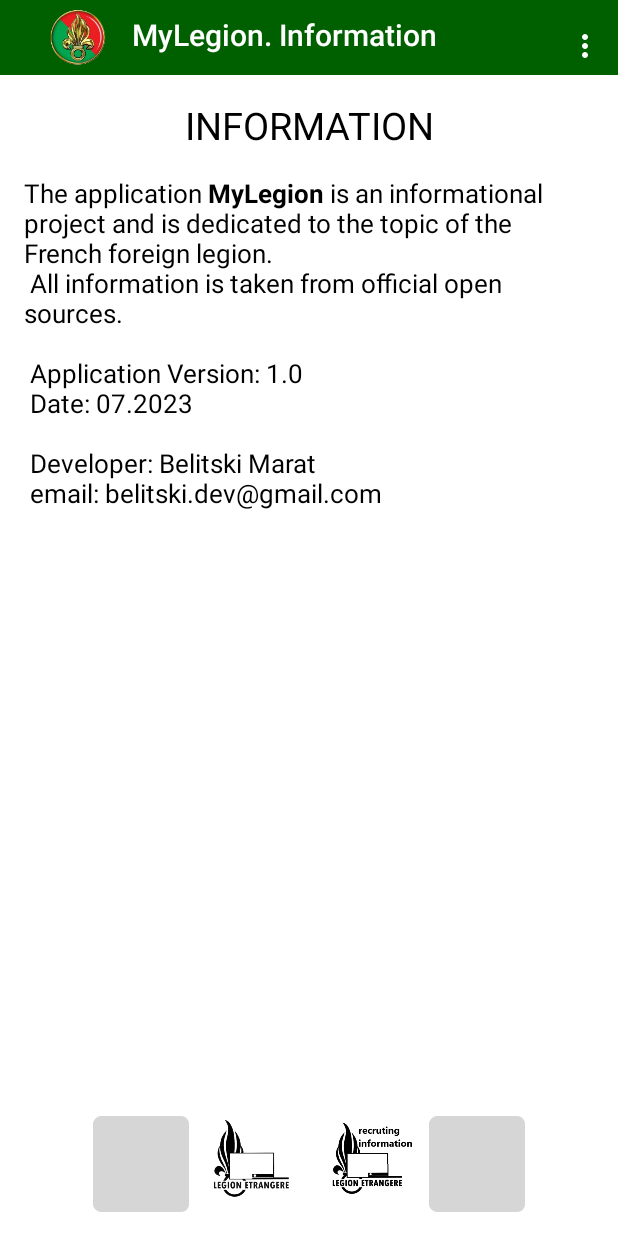
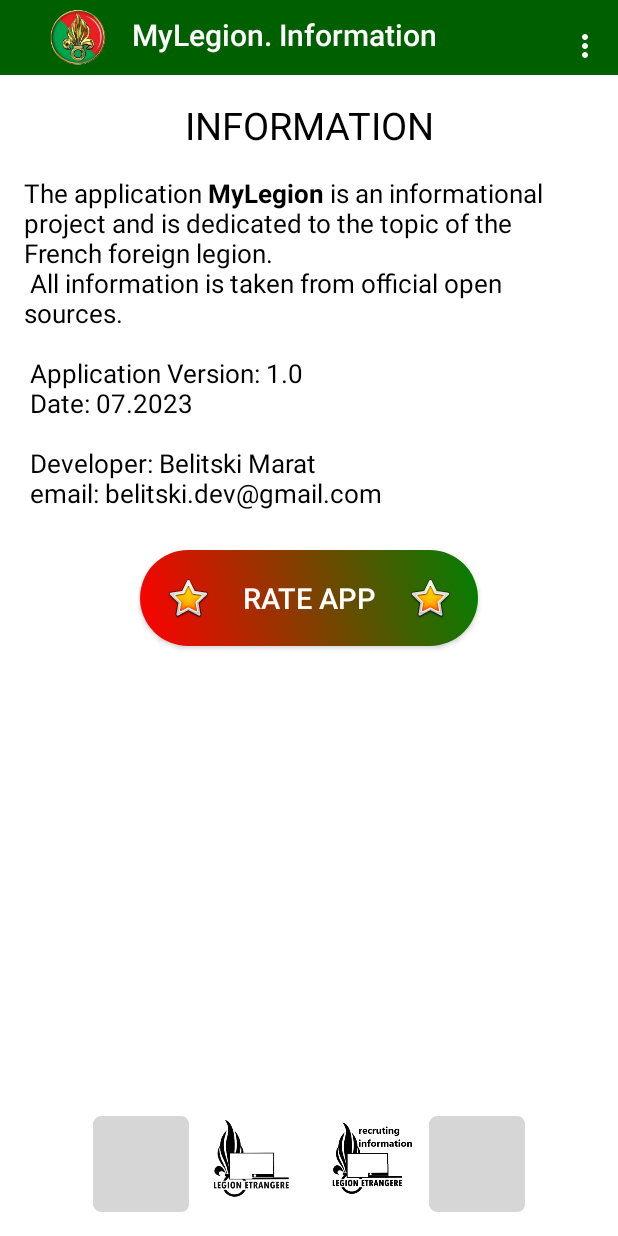
Before and after one commit to maratbelitski/MyLegion, an Android app: the screen it shows after launch (SettingsActivity), after a tap on an icon or button, on a phone screen of 412 x 824 dp. Run offline under Robolectric (Android 15) with nearby library versions, the phone set to English and light mode, and no system bars.

Commit message:
MyLegion v1.1 !перед релизом сменить лого и пакет в манифесте и градле!
+ссылка на приложение
+кнопка оценки
-интерфейс методов анимации

```diff
--- /dev/null
+++ b/app/src/main/java/com/example/frenchforeignlegion/ButtonsAnimation.java
@@ -0,0 +1,50 @@
+package com.example.frenchforeignlegion;
+import android.annotation.SuppressLint;
+import android.content.Context;
+import android.view.MotionEvent;
+import android.view.View;
+import android.view.animation.Animation;
+import android.view.animation.AnimationUtils;
+import android.widget.Button;
+import android.widget.ImageButton;
+
+/**
+ * @author Belitski Marat
+ * @date 01.07.2023
+ */
+public interface ButtonsAnimation {
+    @SuppressLint("ClickableViewAccessibility")
+    default void showAnimationButton(Button button) {
+        Animation scaleUp = AnimationUtils.loadAnimation((Context) this, R.anim.scale_up);
+        Animation scaleDown = AnimationUtils.loadAnimation((Context) this, R.anim.scale_down);
+        button.setOnTouchListener(new View.OnTouchListener() {
+            @Override
+            public boolean onTouch(View v, MotionEvent event) {
+                if (event.getAction() == MotionEvent.ACTION_DOWN) {
+                    button.startAnimation(scaleUp);
+                } else if (event.getAction() == MotionEvent.ACTION_UP) {
+                    button.startAnimation(scaleDown);
+                }
+                return false;
+            }
+        });
+    }
+
+    @SuppressLint("ClickableViewAccessibility")
+    default void showAnimationImageButton(ImageButton button) {
+        Animation scaleUp = AnimationUtils.loadAnimation((Context) this, R.anim.scale_up);
+        Animation scaleDown = AnimationUtils.loadAnimation((Context) this, R.anim.scale_down);
+        button.setOnTouchListener(new View.OnTouchListener() {
+            @SuppressLint("ClickableViewAccessibility")
+            @Override
+            public boolean onTouch(View v, MotionEvent event) {
+                if (event.getAction() == MotionEvent.ACTION_DOWN) {
+                    button.startAnimation(scaleUp);
+                } else if (event.getAction() == MotionEvent.ACTION_UP) {
+                    button.startAnimation(scaleDown);
+                }
+                return false;
+            }
+        });
+    }
+}
--- a/app/src/main/java/com/example/frenchforeignlegion/MainActivity.java
+++ b/app/src/main/java/com/example/frenchforeignlegion/MainActivity.java
@@ -1,17 +1,12 @@
 package com.example.frenchforeignlegion;
 import android.annotation.SuppressLint;
-import android.app.Activity;
 import android.content.Intent;
 import android.content.res.Configuration;
 import android.os.Bundle;
-import android.view.MotionEvent;
 import android.view.View;
-import android.view.animation.Animation;
-import android.view.animation.AnimationUtils;
 import android.widget.AdapterView;
 import android.widget.ArrayAdapter;
 import android.widget.Button;
-import android.widget.ImageView;
 import android.widget.Spinner;
 import android.widget.Toast;
 import androidx.appcompat.app.AppCompatActivity;
@@ -22,7 +17,7 @@ import java.util.Arrays;
 import java.util.List;
 import java.util.Locale;
 
-public class MainActivity extends AppCompatActivity {
+public class MainActivity extends AppCompatActivity implements ButtonsAnimation{
     @SuppressLint({"ClickableViewAccessibility", "ResourceAsColor", "ResourceType", "CutPasteId"})
     @Override
     protected void onCreate(Bundle savedInstanceState) {
@@ -36,10 +31,10 @@ public class MainActivity extends AppCompatActivity {
         Button b_regiment_today = findViewById(R.id.b_regiment_today);
         Button b_candidate = findViewById(R.id.b_candidate);
 
-        showAnimation(b_history);
-        showAnimation(b_regiment_today);
-        showAnimation(b_candidate);
-        showAnimation(b_settings);
+        showAnimationButton(b_history);
+        showAnimationButton(b_regiment_today);
+        showAnimationButton(b_candidate);
+        showAnimationButton(b_settings);
 
         List<String> languages = Arrays.asList(getResources().getStringArray(R.array.languages));
         ArrayAdapter<String> mAdapter = new ArrayAdapter<>(this, R.layout.layout_spinner, R.id.spinner_text, languages);
@@ -104,25 +99,4 @@ public class MainActivity extends AppCompatActivity {
         Intent intent = new Intent(this, destinations);
         startActivity(intent);
     }
-
-    /**
-     * animation for buttons
-     */
-    @SuppressLint("ClickableViewAccessibility")
-    public void showAnimation(Button button) {
-        //создаем обьект анимации для кнопок
-        Animation scaleUp = AnimationUtils.loadAnimation(this, R.anim.scale_up);
-        Animation scaleDown = AnimationUtils.loadAnimation(this, R.anim.scale_down);
-        button.setOnTouchListener(new View.OnTouchListener() {
-            @Override
-            public boolean onTouch(View v, MotionEvent event) {
-                if (event.getAction() == MotionEvent.ACTION_DOWN) {
-                    button.startAnimation(scaleUp);
-                } else if (event.getAction() == MotionEvent.ACTION_UP) {
-                    button.startAnimation(scaleDown);
-                }
-                return false;
-            }
-        });
-    }
 }
--- a/app/src/main/java/com/example/frenchforeignlegion/SettingsActivity.java
+++ b/app/src/main/java/com/example/frenchforeignlegion/SettingsActivity.java
@@ -6,17 +6,15 @@ import android.net.Uri;
 import android.os.Bundle;
 import android.view.Menu;
 import android.view.MenuItem;
-import android.view.MotionEvent;
 import android.view.View;
-import android.view.animation.Animation;
-import android.view.animation.AnimationUtils;
+import android.widget.Button;
 import android.widget.ImageButton;
 import android.widget.Toast;
 import androidx.annotation.NonNull;
 import androidx.appcompat.app.AppCompatActivity;
 import androidx.appcompat.widget.Toolbar;
 
-public class SettingsActivity extends AppCompatActivity {
+public class SettingsActivity extends AppCompatActivity implements ButtonsAnimation {
     @Override
     public boolean onCreateOptionsMenu(Menu menu) {
         getMenuInflater().inflate(R.menu.menu_main, menu);
@@ -37,7 +35,7 @@ public class SettingsActivity extends AppCompatActivity {
             Intent myIntent = new Intent(Intent.ACTION_SEND);
             myIntent.setType("text/plain");
             String shareBody = "Learn more about the French foreign legion!\n\n" + "MyLegion" +
-            "\n\nhttps://play.google.com/store/apps/details?id=com.frenchforeignlegion";
+                    "\n\nhttps://play.google.com/store/apps/details?id=com.frenchforeignlegion";
             String shareSub = "Your subject";
             myIntent.putExtra(Intent.EXTRA_SUBJECT, shareSub);
             myIntent.putExtra(Intent.EXTRA_TEXT, shareBody);
@@ -60,11 +58,13 @@ public class SettingsActivity extends AppCompatActivity {
         ImageButton b_website = findViewById(R.id.b_website);
         ImageButton b_instagram = findViewById(R.id.b_instagram);
         ImageButton b_recruiting = findViewById(R.id.b_recruiting);
+        Button b_rate_app = findViewById(R.id.b_rate_app);
 
-        showAnimation(b_youtube);
-        showAnimation(b_website);
-        showAnimation(b_instagram);
-        showAnimation(b_recruiting);
+        showAnimationImageButton(b_youtube);
+        showAnimationImageButton(b_website);
+        showAnimationImageButton(b_instagram);
+        showAnimationImageButton(b_recruiting);
+        showAnimationButton(b_rate_app);
     }
 
     public void showButtonAction(View view) {
@@ -79,25 +79,10 @@ public class SettingsActivity extends AppCompatActivity {
             link = "https://www.instagram.com/legionetrangereofficiel/";
         } else if (temp == R.id.b_recruiting) {
             link = "https://www.legion-recrute.com/fr";
+        }else if (temp == R.id.b_rate_app) {
+            link = "https://play.google.com/store/apps/details?id=com.frenchforeignlegion";
         }
         Intent intent = new Intent(ACTION_VIEW, Uri.parse(link));
         startActivity(intent);
     }
-    @SuppressLint("ClickableViewAccessibility")
-    public void showAnimation(ImageButton button){
-        //создаем обьект анимации для кнопок
-        Animation scaleUp = AnimationUtils.loadAnimation(this, R.anim.scale_up);
-        Animation scaleDown = AnimationUtils.loadAnimation(this, R.anim.scale_down);
-        button.setOnTouchListener(new View.OnTouchListener() {
-            @Override
-            public boolean onTouch(View v, MotionEvent event) {
-                if (event.getAction() == MotionEvent.ACTION_DOWN) {
-                    button.startAnimation(scaleUp);
-                } else if (event.getAction() == MotionEvent.ACTION_UP) {
-                    button.startAnimation(scaleDown);
-                }
-                return false;
-            }
-        });
-    }
 }
--- a/app/src/main/res/layout/activity_settings.xml
+++ b/app/src/main/res/layout/activity_settings.xml
@@ -1,5 +1,6 @@
 <?xml version="1.0" encoding="utf-8"?>
-<LinearLayout xmlns:android="http://schemas.android.com/apk/res/android"
+<LinearLayout
+    xmlns:android="http://schemas.android.com/apk/res/android"
     xmlns:tools="http://schemas.android.com/tools"
     android:layout_width="match_parent"
     android:layout_height="match_parent"
@@ -23,20 +24,34 @@
 
     <TextView
         android:layout_width="match_parent"
-        android:layout_height="0dp"
+        android:layout_height="wrap_content"
         android:layout_margin="@dimen/padding"
-       android:layout_weight="1"
+
         android:layout_gravity="center"
         android:gravity="start"
         android:textSize="@dimen/size_text_normal"
         android:textColor="@color/black"
         android:text="@string/text_setting"/>
 
+    <Button
+        android:id="@+id/b_rate_app"
+        android:layout_width="@dimen/width_button_main"
+        android:layout_height="wrap_content"
+        android:layout_gravity="center"
+        android:layout_marginTop="10dp"
+        android:drawableStart="@android:drawable/btn_star_big_on"
+        android:drawableEnd="@android:drawable/btn_star_big_on"
+        android:background="@drawable/custom_buttons_main"
+        android:onClick="showButtonAction"
+        android:padding="@dimen/padding"
+        android:text="@string/button_rate_app"
+        android:textColor="@color/white"
+        android:textSize="@dimen/size_text_button" />
+
     <LinearLayout
         android:layout_width="match_parent"
-        android:layout_height="wrap_content"
-        android:layout_gravity="bottom"
-        android:gravity="center"
+        android:layout_height="match_parent"
+        android:gravity="bottom|center"
         android:orientation="horizontal">
 
         <ImageButton
--- a/app/src/main/res/values/strings.xml
+++ b/app/src/main/res/values/strings.xml
@@ -61,6 +61,7 @@ email: belitski.dev@gmail.com </string>
     <string name="button_officially">officially</string>
     <string name="button_preparation">preparation</string>
     <string name="button_question_answer">question/answer</string>
+    <string name="button_rate_app">rate app</string>
 
 
     <string name="button_videos_engagement">\ video: selection</string>
```
Also changed, not shown: 2 other files.
